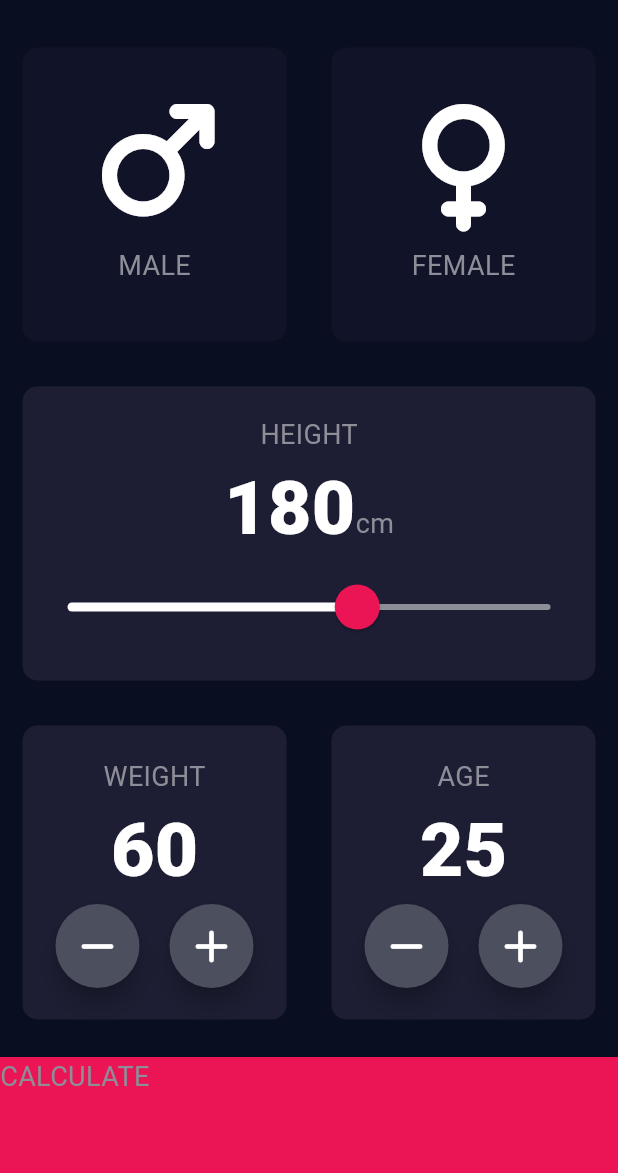
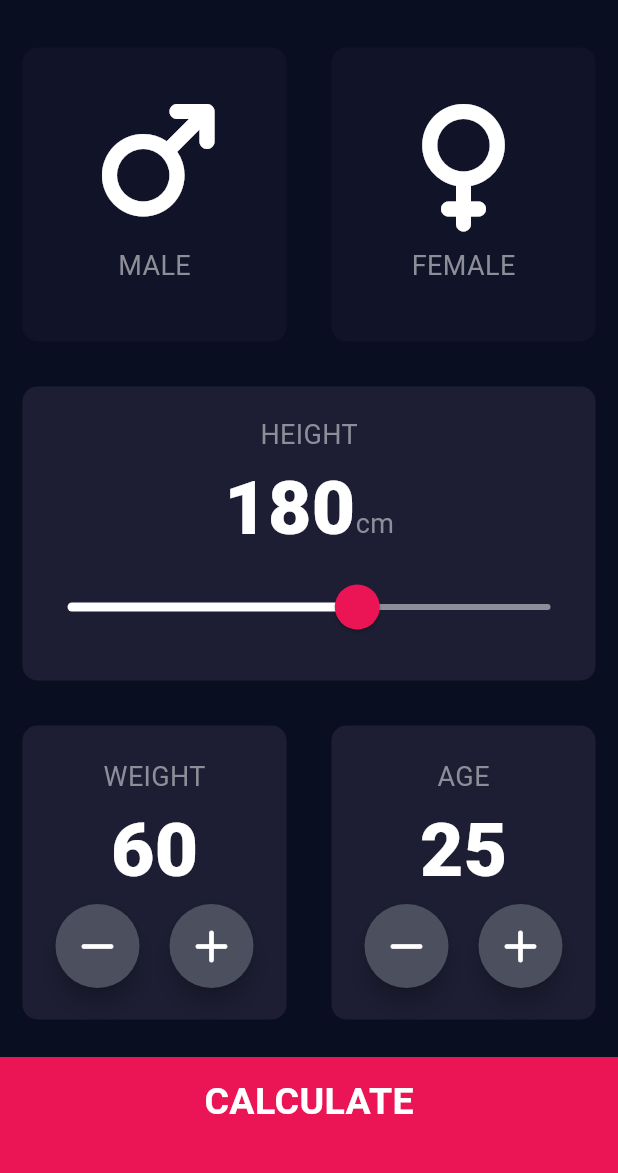
Before and after one commit to PradermN/BMI-Calculator, a Flutter app: the screen it shows after launch, on a phone screen of 412 x 824 dp, the part 59-1232 px from its top. Run offline on Flutter 3.47's test engine with Material 3 defaults, Android fonts, the phone set to English and light mode, and no system bars; our stand-ins replace font_awesome_flutter.

```diff
--- /dev/null
+++ b/lib/components/bottom_button.dart
@@ -0,0 +1,26 @@
+import 'package:flutter/material.dart';
+import '../constants/constants.dart';
+class BottomButton extends StatelessWidget {
+  final VoidCallback? onTap;
+  final String buttonTitle;
+  const BottomButton({
+    super.key,
+    required this.onTap,
+    required this.buttonTitle,
+  });
+
+  @override
+  Widget build(BuildContext context) {
+    return GestureDetector(
+      onTap: onTap,
+      child: Container(
+        color: kbottomContainerColor,
+        margin: EdgeInsets.only(top: 10.0),
+        padding: EdgeInsets.only(bottom: 20.0),
+        width: double.infinity,
+        height: kbottomContainerHeight,
+        child: Center(child: Text(buttonTitle, style: kLargeButtonTextStyle)),
+      ),
+    );
+  }
+}
--- a/lib/icon_content.dart
+++ b/lib/components/icon_content.dart
@@ -1,5 +1,5 @@
 import 'package:flutter/material.dart';
-import 'constants.dart';
+import '../constants/constants.dart';
 
 class IconContent extends StatelessWidget {
   final String label;
--- /dev/null
+++ b/lib/components/round_icon_button.dart
@@ -0,0 +1,23 @@
+import 'package:flutter/material.dart';
+class RoundIconButton extends StatelessWidget {
+  final IconData? icon;
+  final VoidCallback? onPressed;
+
+  const RoundIconButton({
+    super.key,
+    required this.icon,
+    required this.onPressed,
+  });
+
+  @override
+  Widget build(BuildContext context) {
+    return RawMaterialButton(
+      onPressed: onPressed,
+      elevation: 6.0,
+      fillColor: Color(0xFF4C4F5E),
+      shape: CircleBorder(),
+      constraints: BoxConstraints.tightFor(width: 56.0, height: 56.0),
+      child: Icon(icon, color: Colors.white),
+    );
+  }
+}
--- a/lib/constants.dart
+++ /dev/null
@@ -1,9 +0,0 @@
-import 'package:flutter/material.dart';
-
-const kbottomContainerHeight = 80.0;
-const kactiveCardColor = Color(0xFF1D1E33);
-const kinactiveCardColor = Color(0xFF111328);
-const kbottomContainerColor = Color(0xFFEB1555);
-
-const klabelTextStyle = TextStyle(fontSize: 18.0, color: Color(0xFF8D8E98));
-const knumberTextStyle = TextStyle(fontSize: 50.0, fontWeight: FontWeight.w900);
--- /dev/null
+++ b/lib/constants/constants.dart
@@ -0,0 +1,14 @@
+import 'package:flutter/material.dart';
+
+const kbottomContainerHeight = 80.0;
+const kactiveCardColor = Color(0xFF1D1E33);
+const kinactiveCardColor = Color(0xFF111328);
+const kbottomContainerColor = Color(0xFFEB1555);
+
+const klabelTextStyle = TextStyle(fontSize: 18.0, color: Color(0xFF8D8E98));
+const knumberTextStyle = TextStyle(fontSize: 50.0, fontWeight: FontWeight.w900);
+const kLargeButtonTextStyle = TextStyle(fontSize: 25.0, fontWeight: FontWeight.bold);
+const kTitleTextStyle = TextStyle(fontSize: 50.0, fontWeight: FontWeight.bold);
+const kResultTextStyle = TextStyle(color: Color(0xFF24D876), fontSize: 22.0, fontWeight: FontWeight.bold);
+const kBMITextStyle = TextStyle(fontSize: 100.0, fontWeight:  FontWeight.bold);
+const kBodyTextStyle = TextStyle(fontSize: 22.0);
--- a/lib/main.dart
+++ b/lib/main.dart
@@ -1,5 +1,5 @@
 import 'package:flutter/material.dart';
-import 'input_page.dart';
+import 'screens/input_page.dart';
 
 void main() => runApp(BMICalculator());
 
--- a/lib/input_page.dart
+++ b/lib/screens/input_page.dart
@@ -1,9 +1,11 @@
 import 'package:flutter/material.dart';
 import 'results_page.dart';
-import 'constants.dart';
+import '../constants/constants.dart';
 import 'package:font_awesome_flutter/font_awesome_flutter.dart';
-import 'reusable_card.dart';
-import 'icon_content.dart';
+import '../components/reusable_card.dart';
+import '../components/icon_content.dart';
+import '../components/bottom_button.dart';
+import '../components/round_icon_button.dart';
 
 enum Gender { male, female }
 
@@ -184,46 +186,17 @@ class InputPageState extends State<InputPage> {
               ],
             ),
           ),
-          GestureDetector(
+          BottomButton(
             onTap: () {
               Navigator.push(
                 context,
                 MaterialPageRoute(builder: (context) => ResultsPage()),
               );
             },
-            child: Container(
-              color: kbottomContainerColor,
-              margin: EdgeInsets.only(top: 10.0),
-              width: double.infinity,
-              height: kbottomContainerHeight,
-              child: Text('CALCULATE', style: klabelTextStyle),
-            ),
+            buttonTitle: 'CALCULATE',
           ),
         ],
       ),
     );
   }
 }
-
-class RoundIconButton extends StatelessWidget {
-  final IconData? icon;
-  final VoidCallback? onPressed;
-
-  const RoundIconButton({
-    super.key,
-    required this.icon,
-    required this.onPressed,
-  });
-
-  @override
-  Widget build(BuildContext context) {
-    return RawMaterialButton(
-      onPressed: onPressed,
-      elevation: 6.0,
-      fillColor: Color(0xFF4C4F5E),
-      shape: CircleBorder(),
-      constraints: BoxConstraints.tightFor(width: 56.0, height: 56.0),
-      child: Icon(icon, color: Colors.white),
-    );
-  }
-}
```
Also changed, not shown: lib/results_page.dart (deleted, +0 -18 lines), lib/screens/results_page.dart (added, +53 -0 lines), lib/components/reusable_card.dart (renamed from lib/reusable_card.dart).
